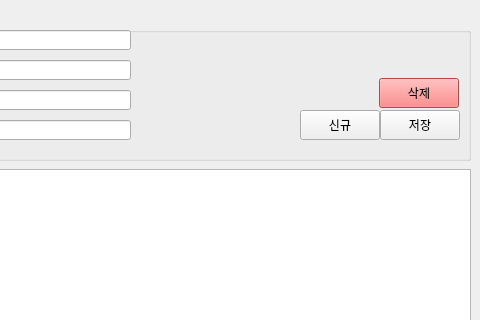
Old version of the form part1/studyPyQt/addressBook.ui in the repository TAEYOONEM/miniprojects; both pictures show x 160 to 640 and y 0 to 320 of the 640 by 480 pixel window.
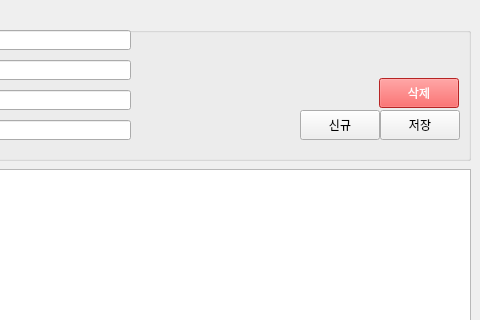
New version of the form.

The edit to the form file:
```diff
--- a/part1/studyPyQt/addressBook.ui
+++ b/part1/studyPyQt/addressBook.ui
@@ -189,7 +189,8 @@
          <string/>
         </property>
         <property name="styleSheet">
-         <string notr="true">background-color:rgb(255,100,100)</string>
+         <string notr="true">background-color:rgb(255,50,50);
+color:rgb(255,255,255)</string>
         </property>
         <property name="text">
          <string>삭제</string>
```
